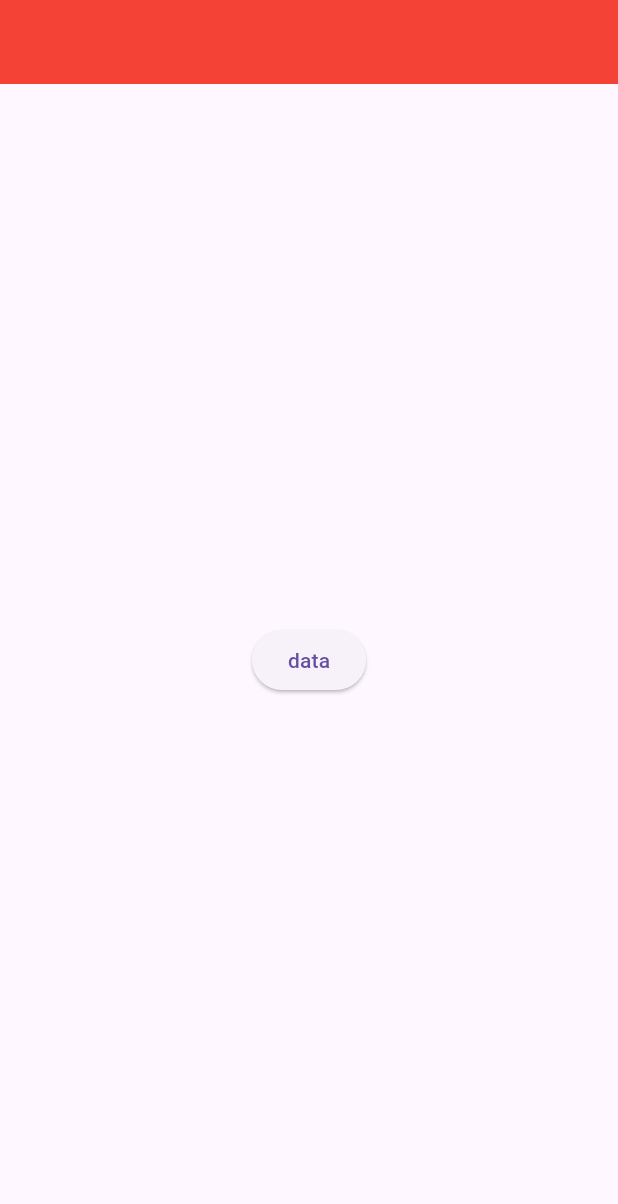
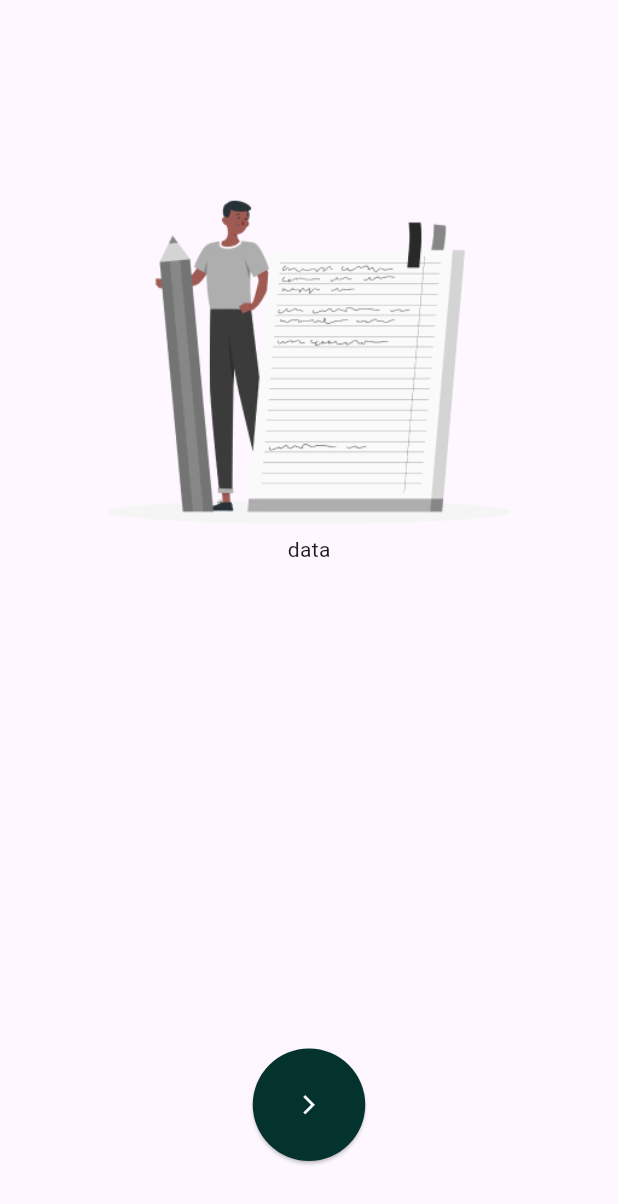
Before and after one commit to Ahmed-elsaid-AEA/note_app, a Flutter app: the screen it shows after launch, on a phone screen of 412 x 824 dp. Shown: the top 1204 px of the screen. Run offline on Flutter 3.47's test engine with Material 3 defaults, Android fonts, the phone set to English and light mode, and no system bars; our stand-ins replace flutter_svg.

Commit message:
add image on boarding , make button next

```diff
--- a/lib/app/my_app.dart
+++ b/lib/app/my_app.dart
@@ -7,6 +7,7 @@ class MyApp extends StatelessWidget {
   @override
   Widget build(BuildContext context) {
     return MaterialApp(
+      debugShowCheckedModeBanner: false,
       onGenerateRoute: RoutesManager.onGenerateRoute,
       initialRoute: RoutesName.onBoardingScreen,
       // routes: RoutesManager.routes,
--- /dev/null
+++ b/lib/core/resources/assets_manager.dart
@@ -0,0 +1,6 @@
+class AssetsManager {
+  AssetsManager._();
+
+  static const String _baseImageURl = 'assets/images';
+  static const String onBoardingPng = '$_baseImageURl/on_boarding_png.png';
+}
--- /dev/null
+++ b/lib/core/resources/colors_manager.dart
@@ -0,0 +1,7 @@
+import 'package:flutter/material.dart';
+
+class ColorManager{
+  ColorManager._();
+  static const Color kPrimaryColor=Color(0xff04332D);
+  static const Color kWhiteColor=Color(0xffffffff);
+}
--- a/lib/view/on_boarding/screens/on_boarding_screen.dart
+++ b/lib/view/on_boarding/screens/on_boarding_screen.dart
@@ -1,4 +1,7 @@
 import 'package:flutter/material.dart';
+import 'package:flutter_svg/flutter_svg.dart';
+import 'package:note_app/core/resources/assets_manager.dart';
+import 'package:note_app/core/resources/colors_manager.dart';
 
 class OnBoardingScreen extends StatelessWidget {
   const OnBoardingScreen({super.key});
@@ -6,14 +9,34 @@ class OnBoardingScreen extends StatelessWidget {
   @override
   Widget build(BuildContext context) {
     return Scaffold(
-      appBar: AppBar(backgroundColor: Colors.red,),
-      body: Center(
-          child: ElevatedButton(
-        onPressed: () {
-          Navigator.of(context).pushNamed("routeName");
-        },
-        child: Text("data"),
-      )),
+      bottomNavigationBar: Padding(
+        padding: EdgeInsets.only(bottom: 50),
+        child: ElevatedButton(
+            style: ElevatedButton.styleFrom(
+                minimumSize: Size(75, 75),
+                backgroundColor: ColorManager.kPrimaryColor,
+                shape: CircleBorder()),
+            onPressed: () {},
+            child: Icon(
+              Icons.arrow_forward_ios_outlined,
+              color: ColorManager.kWhiteColor,
+              size: 15,
+            )),
+      ),
+      body: Container(
+
+        width: double.infinity,
+         child: Column(
+          children: [
+            SizedBox(height:125 ,),
+            Image.asset(
+              width: 282,
+              AssetsManager.onBoardingPng,
+            ),
+            Text("data")
+          ],
+        ),
+      ),
     );
   }
 }
--- a/pubspec.yaml
+++ b/pubspec.yaml
@@ -34,6 +34,7 @@ dependencies:
   # The following adds the Cupertino Icons font to your application.
   # Use with the CupertinoIcons class for iOS style icons.
   cupertino_icons: ^1.0.8
+  flutter_svg: ^2.0.16
 
 dev_dependencies:
   flutter_test:
@@ -58,8 +59,8 @@ flutter:
   uses-material-design: true
 
   # To add assets to your application, add an assets section, like this:
-  # assets:
-  #   - images/a_dot_burr.jpeg
+  assets:
+    - assets/images/
   #   - images/a_dot_ham.jpeg
 
   # An image asset can refer to one or more resolution-specific "variants", see
```
Also changed, not shown: assets/images/on_boarding_png.png (added), pubspec.lock.
